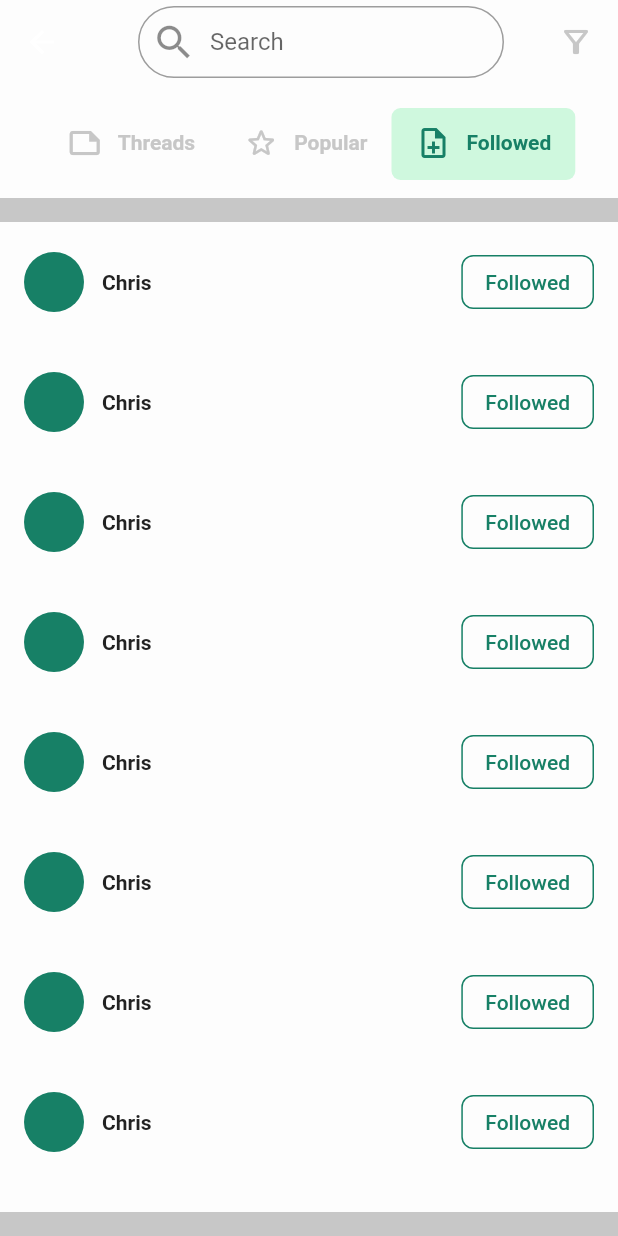
After one commit to ChaRum-Capstone-Project-Batch-3/Mobile, a Flutter app: the SearchScreen screen opened directly, tab 3 chosen, on a phone screen of 412 x 824 dp. The commit adds this screen. Run offline on Flutter 3.47's test engine with Material 2 defaults, Android fonts, the phone set to English and light mode, and no system bars; our stand-ins replace google_fonts.

Commit message:
feat: Search Threads

```diff
--- /dev/null
+++ b/lib/screens/search_screen.dart
@@ -0,0 +1,523 @@
+import 'dart:ui';
+
+import 'package:fgd_flutter/shared/app_colors.dart';
+import 'package:fgd_flutter/shared/styles.dart';
+import 'package:flutter/material.dart';
+import 'package:google_fonts/google_fonts.dart';
+import 'package:fgd_flutter/shared/charum_ui.dart';
+
+class SearchScreen extends StatefulWidget {
+  const SearchScreen({super.key});
+
+  @override
+  State<SearchScreen> createState() => _SearchScreenState();
+}
+
+class _SearchScreenState extends State<SearchScreen> {
+  TextEditingController teSearch = TextEditingController();
+
+  @override
+  void dispose() {
+    // TODO: implement dispose
+    teSearch.dispose();
+    super.dispose();
+  }
+
+  @override
+  Widget build(BuildContext context) {
+    return Scaffold(
+      backgroundColor: AppColors.kcBaseWhite,
+      appBar: AppBar(
+        backgroundColor: AppColors.kcBaseWhite,
+        elevation: 0,
+        title: Container(
+          margin: spacing20Horizontal,
+          padding: spacing16Vertical,
+          child: TextFormField(
+            controller: teSearch,
+            decoration: InputDecoration(
+              border:
+                  OutlineInputBorder(borderRadius: BorderRadius.circular(50)),
+              hintText: "Search",
+              prefixIcon: Icon(
+                Icons.search_outlined,
+                size: 30,
+              ),
+              contentPadding: spacing32Horizontal,
+            ),
+          ),
+        ),
+        centerTitle: true,
+        actions: [
+          Padding(
+            padding: spacing16Right,
+            child: GestureDetector(
+              child: Icon(
+                Icons.filter_alt_outlined,
+                color: AppColors.kcDarkestWhite,
+              ),
+            ),
+          )
+        ],
+      ),
+      body: DefaultTabController(
+        length: 3,
+        child: Column(
+          children: [
+            SizedBox(
+              height: 16,
+            ),
+            Center(
+              child: TabBar(
+                indicator: BoxDecoration(
+                  borderRadius: BorderRadius.all(Radius.circular(6)),
+                  color: AppColors.kcPrimaryColor!.shade200,
+                ),
+                indicatorColor: AppColors.kcPrimaryColor,
+                isScrollable: true,
+                labelColor: AppColors.kcPrimaryColor,
+                unselectedLabelColor: AppColors.kcDarkestWhite,
+                indicatorSize: TabBarIndicatorSize.tab,
+                tabs: [
+                  Tab(
+                    child: Row(
+                      children: [
+                        Icon(
+                          Icons.note_outlined,
+                        ),
+                        SizedBox(
+                          width: 10,
+                        ),
+                        Text(
+                          "Threads",
+                          style: subtitle2Semi,
+                        ),
+                      ],
+                    ),
+                  ),
+                  Tab(
+                    child: Row(
+                      children: [
+                        Icon(
+                          Icons.star_outline_rounded,
+                        ),
+                        SizedBox(
+                          width: 10,
+                        ),
+                        Text(
+                          "Popular",
+                          style: subtitle2Semi,
+                        ),
+                      ],
+                    ),
+                  ),
+                  Tab(
+                    child: Row(
+                      children: [
+                        Icon(
+                          Icons.note_add_outlined,
+                        ),
+                        SizedBox(
+                          width: 10,
+                        ),
+                        Text(
+                          "Followed",
+                          style: subtitle2Semi,
+                        ),
+                      ],
+                    ),
+                  ),
+                ],
+              ),
+            ),
+            SizedBox(
+              height: 12,
+            ),
+            Expanded(
+              child: TabBarView(
+                children: [
+                  Container(
+                    color: AppColors.kcDarkestWhite,
+                    child: threadsWidget(),
+                  ),
+                  Container(
+                    color: AppColors.kcDarkestWhite,
+                    child: popularWidget(),
+                  ),
+                  Container(
+                    color: AppColors.kcDarkestWhite,
+                    child: followedWidget(),
+                  ),
+                ],
+              ),
+            )
+          ],
+        ),
+      ),
+    );
+  }
+
+  Widget followedWidget() {
+    return Column(
+      children: [
+        Expanded(
+          child: Container(
+            margin: spacing16Vertical,
+            child: ListView.builder(
+                scrollDirection: Axis.vertical,
+                shrinkWrap: true,
+                itemCount: 20,
+                itemBuilder: (context, index) {
+                  return Container(
+                    color: AppColors.kcBaseWhite,
+                    padding: spacing16All,
+                    child: Row(
+                      mainAxisAlignment: MainAxisAlignment.spaceBetween,
+                      children: [
+                        Container(
+                          child: Row(
+                            children: [
+                              CircleAvatar(
+                                backgroundColor: AppColors.kcPrimaryColor,
+                              ),
+                              SizedBox(
+                                width: 12,
+                              ),
+                              BoxText.body2Semi("Chris")
+                            ],
+                          ),
+                        ),
+                        Container(
+                          child: OutlinedButton(
+                            child: BoxText.buttonSemi("Followed", TextStyle()),
+                            onPressed: () {},
+                            style: ButtonStyle(
+                              shape: MaterialStateProperty.all<
+                                      RoundedRectangleBorder>(
+                                  RoundedRectangleBorder(
+                                borderRadius: BorderRadius.circular(8.0),
+                              )),
+                              side: MaterialStateProperty.all<BorderSide>(
+                                  BorderSide(
+                                width: 1,
+                                color: AppColors.kcPrimaryColor!.shade500,
+                              )),
+                            ),
+                          ),
+                        ),
+                      ],
+                    ),
+                  );
+                }),
+          ),
+        ),
+      ],
+    );
+  }
+
+  Widget threadsWidget() {
+    return Column(
+      children: [
+        Expanded(
+          child: Container(
+            margin: spacing16All,
+            child: ListView.builder(
+              scrollDirection: Axis.vertical,
+              shrinkWrap: true,
+              itemCount: 5,
+              itemBuilder: (context, index) {
+                return Container(
+                  margin: spacing8Bottom,
+                  padding: spacing16All,
+                  decoration: BoxDecoration(
+                    borderRadius: BorderRadius.all(
+                      Radius.circular(10),
+                    ),
+                    color: AppColors.kcBaseWhite,
+                  ),
+                  child: Column(
+                    crossAxisAlignment: CrossAxisAlignment.start,
+                    children: [
+                      Row(
+                        mainAxisAlignment: MainAxisAlignment.spaceBetween,
+                        children: [
+                          Container(
+                            child: Row(
+                              children: [
+                                CircleAvatar(
+                                  backgroundColor: AppColors.kcPrimaryColor,
+                                ),
+                                Container(
+                                  margin: spacing8Left,
+                                  child: Column(
+                                    crossAxisAlignment:
+                                        CrossAxisAlignment.start,
+                                    children: [
+                                      Row(
+                                        children: [
+                                          BoxText.captionSemi("Name"),
+                                          Container(
+                                            margin: spacing8Horizontal,
+                                            width: 4,
+                                            height: 4,
+                                            decoration: BoxDecoration(
+                                              color: AppColors.kcDarkestWhite,
+                                              shape: BoxShape.circle,
+                                            ),
+                                          ),
+                                          GestureDetector(
+                                            child: BoxText.captionSemi(
+                                              "Follow",
+                                              color: AppColors.kcInfoColor,
+                                            ),
+                                          ),
+                                        ],
+                                      ),
+                                      BoxText.body3(
+                                        "2d ago",
+                                        color: AppColors.kcLightestBlack,
+                                      )
+                                    ],
+                                  ),
+                                ),
+                              ],
+                            ),
+                          ),
+                          Container(
+                            child: GestureDetector(
+                              child: Icon(Icons.menu),
+                            ),
+                          ),
+                        ],
+                      ),
+                      Container(
+                        margin: spacing16Top,
+                        padding: EdgeInsets.only(
+                            top: 5, bottom: 5, left: 12, right: 12),
+                        decoration: BoxDecoration(
+                          color: AppColors.kcDarkerWhite,
+                          borderRadius: BorderRadius.all(Radius.circular(50)),
+                        ),
+                        child: BoxText.caption(
+                          "Movie",
+                          color: AppColors.kcLighterBlack,
+                        ),
+                      ),
+                      SizedBox(
+                        height: 4,
+                      ),
+                      BoxText.subtitle2Semi(
+                          "What do you think of Timothee Chris?"),
+                      Container(
+                        margin: spacing8Top,
+                        child: BoxText.caption(
+                            "Absolutely love him. First saw him in Lady Bird and I was a little shocked because I had thought he was attractive and was excited to see him act, but he was such a jerk in that "),
+                      ),
+                      SizedBox(
+                        height: 10,
+                      ),
+                      Row(
+                        children: [
+                          Container(
+                            child: GestureDetector(
+                              child: Row(children: [
+                                Icon(
+                                  Icons.thumb_up_alt_outlined,
+                                  color: AppColors.kcLightestBlack,
+                                ),
+                                SizedBox(
+                                  width: 8,
+                                ),
+                                BoxText.captionSemi(
+                                  "602",
+                                  color: AppColors.kcLightestBlack,
+                                )
+                              ]),
+                            ),
+                          ),
+                          SizedBox(
+                            width: 12,
+                          ),
+                          Container(
+                            child: GestureDetector(
+                              child: Row(children: [
+                                Icon(
+                                  Icons.comment_rounded,
+                                  color: AppColors.kcLightestBlack,
+                                ),
+                                SizedBox(
+                                  width: 8,
+                                ),
+                                BoxText.captionSemi(
+                                  "602",
+                                  color: AppColors.kcLightestBlack,
+                                )
+                              ]),
+                            ),
+                          ),
+                        ],
+                      ),
+                    ],
+                  ),
+                );
+              },
+            ),
+          ),
+        ),
+      ],
+    );
+  }
+
+  Widget popularWidget() {
+    return Column(
+      children: [
+        Expanded(
+          child: Container(
+            margin: spacing16All,
+            child: ListView.builder(
+              scrollDirection: Axis.vertical,
+              shrinkWrap: true,
+              itemCount: 5,
+              itemBuilder: (context, index) {
+                return Container(
+                  margin: spacing8Bottom,
+                  padding: spacing16All,
+                  decoration: BoxDecoration(
+                    borderRadius: BorderRadius.all(
+                      Radius.circular(10),
+                    ),
+                    color: AppColors.kcBaseWhite,
+                  ),
+                  child: Column(
+                    crossAxisAlignment: CrossAxisAlignment.start,
+                    children: [
+                      Row(
+                        mainAxisAlignment: MainAxisAlignment.spaceBetween,
+                        children: [
+                          Container(
+                            child: Row(
+                              children: [
+                                CircleAvatar(
+                                  backgroundColor: AppColors.kcPrimaryColor,
+                                ),
+                                Container(
+                                  margin: spacing8Left,
+                                  child: Column(
+                                    crossAxisAlignment:
+                                        CrossAxisAlignment.start,
+                                    children: [
+                                      Row(
+                                        children: [
+                                          BoxText.captionSemi("Name"),
+                                          Container(
+                                            margin: spacing8Horizontal,
+                                            width: 4,
+                                            height: 4,
+                                            decoration: BoxDecoration(
+                                              color: AppColors.kcDarkestWhite,
+                                              shape: BoxShape.circle,
+                                            ),
+                                          ),
+                                          GestureDetector(
+                                            child: BoxText.captionSemi(
+                                              "Follow",
+                                              color: AppColors.kcInfoColor,
+                                            ),
+                                          ),
+                                        ],
+                                      ),
+                                      BoxText.body3(
+                                        "2d ago",
+                                        color: AppColors.kcLightestBlack,
+                                      )
+                                    ],
+                                  ),
+                                ),
+                              ],
+                            ),
+                          ),
+                          Container(
+                            child: GestureDetector(
+                              child: Icon(Icons.menu),
+                            ),
+                          ),
+                        ],
+                      ),
+                      Container(
+                        margin: spacing16Top,
+                        padding: EdgeInsets.only(
+                            top: 5, bottom: 5, left: 12, right: 12),
+                        decoration: BoxDecoration(
+                          color: AppColors.kcDarkerWhite,
+                          borderRadius: BorderRadius.all(Radius.circular(50)),
+                        ),
+                        child: BoxText.caption(
+                          "Movie",
+                          color: AppColors.kcLighterBlack,
+                        ),
+                      ),
+                      SizedBox(
+                        height: 4,
+                      ),
+                      BoxText.subtitle2Semi(
+                          "What do you think of Timothee Chris?"),
+                      Container(
+                        margin: spacing8Top,
+                        child: BoxText.caption(
+                            "Absolutely love him. First saw him in Lady Bird and I was a little shocked because I had thought he was attractive and was excited to see him act, but he was such a jerk in that "),
+                      ),
+                      SizedBox(
+                        height: 10,
+                      ),
+                      Row(
+                        children: [
+                          Container(
+                            child: GestureDetector(
+                              child: Row(children: [
+                                Icon(
+                                  Icons.thumb_up_alt_outlined,
+                                  color: AppColors.kcLightestBlack,
+                                ),
+                                SizedBox(
+                                  width: 8,
+                                ),
+                                BoxText.captionSemi(
+                                  "602",
+                                  color: AppColors.kcLightestBlack,
+                                )
+                              ]),
+                            ),
+                          ),
+                          SizedBox(
+                            width: 12,
+                          ),
+                          Container(
+                            child: GestureDetector(
+                              child: Row(children: [
+                                Icon(
+                                  Icons.comment_rounded,
+                                  color: AppColors.kcLightestBlack,
+                                ),
+                                SizedBox(
+                                  width: 8,
+                                ),
+                                BoxText.captionSemi(
+                                  "602",
+                                  color: AppColors.kcLightestBlack,
+                                )
+                              ]),
+                            ),
+                          ),
+                        ],
+                      ),
+                    ],
+                  ),
+                );
+              },
+            ),
+          ),
+        ),
+      ],
+    );
+  }
+}
--- a/lib/shared/box_text.dart
+++ b/lib/shared/box_text.dart
@@ -15,6 +15,10 @@ class BoxText extends StatelessWidget {
       : style = heading3.copyWith(color: color);
   BoxText.heading4(this.text, {Color color = AppColors.kcBaseBlack})
       : style = heading4.copyWith(color: color);
+  BoxText.subtitle1(this.text, {Color color = AppColors.kcBaseBlack})
+      : style = subtitle1.copyWith(color: color);
+  BoxText.subtitle2(this.text, {Color color = AppColors.kcBaseBlack})
+      : style = subtitle2.copyWith(color: color);
   BoxText.body1(this.text, {Color color = AppColors.kcBaseBlack})
       : style = body1.copyWith(color: color);
   BoxText.body2(this.text, {Color color = AppColors.kcBaseBlack})
@@ -23,8 +27,7 @@ class BoxText extends StatelessWidget {
       : style = body3.copyWith(color: color);
   BoxText.caption(this.text, {Color color = AppColors.kcBaseBlack})
       : style = caption.copyWith(color: color);
-  BoxText.button(this.text, {Color color = AppColors.kcBaseBlack})
-      : style = button.copyWith(color: color);
+  BoxText.button(this.text, this.style);
   BoxText.overline(this.text, {Color color = AppColors.kcBaseBlack})
       : style = overline.copyWith(color: color);
 
@@ -37,6 +40,10 @@ class BoxText extends StatelessWidget {
       : style = heading3Semi.copyWith(color: color);
   BoxText.heading4Semi(this.text, {Color color = AppColors.kcBaseBlack})
       : style = heading4Semi.copyWith(color: color);
+  BoxText.subtitle1Semi(this.text, {Color color = AppColors.kcBaseBlack})
+      : style = subtitle1Semi.copyWith(color: color);
+  BoxText.subtitle2Semi(this.text, {Color color = AppColors.kcBaseBlack})
+      : style = subtitle2Semi.copyWith(color: color);
   BoxText.body1Semi(this.text, {Color color = AppColors.kcBaseBlack})
       : style = body1Semi.copyWith(color: color);
   BoxText.body2Semi(this.text, {Color color = AppColors.kcBaseBlack})
@@ -45,8 +52,7 @@ class BoxText extends StatelessWidget {
       : style = body3Semi.copyWith(color: color);
   BoxText.captionSemi(this.text, {Color color = AppColors.kcBaseBlack})
       : style = captionSemi.copyWith(color: color);
-  BoxText.buttonSemi(this.text, {Color color = AppColors.kcBaseBlack})
-      : style = buttonSemi.copyWith(color: color);
+  BoxText.buttonSemi(this.text, this.style);
   BoxText.overlineSemi(this.text, {Color color = AppColors.kcBaseBlack})
       : style = overlineSemi.copyWith(color: color);
 
@@ -59,6 +65,10 @@ class BoxText extends StatelessWidget {
       : style = heading3Bold.copyWith(color: color);
   BoxText.heading4Bold(this.text, {Color color = AppColors.kcBaseBlack})
       : style = heading4Bold.copyWith(color: color);
+  BoxText.subtitle1Bold(this.text, {Color color = AppColors.kcBaseBlack})
+      : style = subtitle1Bold.copyWith(color: color);
+  BoxText.subtitle2Bold(this.text, {Color color = AppColors.kcBaseBlack})
+      : style = subtitle2Bold.copyWith(color: color);
   BoxText.body1Bold(this.text, {Color color = AppColors.kcBaseBlack})
       : style = body1Bold.copyWith(color: color);
   BoxText.body2Bold(this.text, {Color color = AppColors.kcBaseBlack})
@@ -67,8 +77,7 @@ class BoxText extends StatelessWidget {
       : style = body3Bold.copyWith(color: color);
   BoxText.captionBold(this.text, {Color color = AppColors.kcBaseBlack})
       : style = captionBold.copyWith(color: color);
-  BoxText.buttonBold(this.text, {Color color = AppColors.kcBaseBlack})
-      : style = buttonBold.copyWith(color: color);
+  BoxText.buttonBold(this.text, this.style);
   BoxText.overlineBold(this.text, {Color color = AppColors.kcBaseBlack})
       : style = overlineBold.copyWith(color: color);
 
--- a/lib/shared/router.dart
+++ b/lib/shared/router.dart
@@ -1,3 +1,4 @@
 const String init = '/';
 const String login = '/login';
 const String register = '/register';
+const String search = '/search';
--- a/lib/shared/styles.dart
+++ b/lib/shared/styles.dart
@@ -6,6 +6,8 @@ TextStyle heading1 = GoogleFonts.roboto(textStyle: TextStyle(fontSize: 48));
 TextStyle heading2 = GoogleFonts.roboto(textStyle: TextStyle(fontSize: 34));
 TextStyle heading3 = GoogleFonts.roboto(textStyle: TextStyle(fontSize: 24));
 TextStyle heading4 = GoogleFonts.roboto(textStyle: TextStyle(fontSize: 20));
+TextStyle subtitle1 = GoogleFonts.roboto(textStyle: TextStyle(fontSize: 16));
+TextStyle subtitle2 = GoogleFonts.roboto(textStyle: TextStyle(fontSize: 14));
 TextStyle body1 = GoogleFonts.roboto(textStyle: TextStyle(fontSize: 16));
 TextStyle body2 = GoogleFonts.roboto(textStyle: TextStyle(fontSize: 14));
 TextStyle body3 = GoogleFonts.roboto(textStyle: TextStyle(fontSize: 10));
@@ -32,6 +34,16 @@ TextStyle heading3Semi = GoogleFonts.roboto(
 TextStyle heading4Semi = GoogleFonts.roboto(
     textStyle: TextStyle(
   fontSize: 20,
+  fontWeight: FontWeight.w600,
+));
+TextStyle subtitle1Semi = GoogleFonts.roboto(
+    textStyle: TextStyle(
+  fontSize: 16,
+  fontWeight: FontWeight.w600,
+));
+TextStyle subtitle2Semi = GoogleFonts.roboto(
+    textStyle: TextStyle(
+  fontSize: 14,
   fontWeight: FontWeight.w600,
 ));
 TextStyle body1Semi = GoogleFonts.roboto(
@@ -86,6 +98,16 @@ TextStyle heading4Bold = GoogleFonts.roboto(
   fontSize: 20,
   fontWeight: FontWeight.w700,
 ));
+TextStyle subtitle1Bold = GoogleFonts.roboto(
+    textStyle: TextStyle(
+  fontSize: 16,
+  fontWeight: FontWeight.w700,
+));
+TextStyle subtitle2Bold = GoogleFonts.roboto(
+    textStyle: TextStyle(
+  fontSize: 14,
+  fontWeight: FontWeight.w700,
+));
 TextStyle body1Bold = GoogleFonts.roboto(
     textStyle: TextStyle(
   fontSize: 16,
```
Also changed, not shown: lib/shared/app_colors.dart (line endings or trailing spaces).
